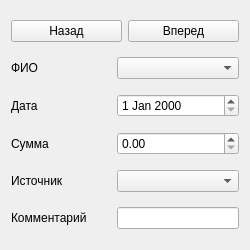
zhdv06/FamilyBudget, file debitwidget.ui: the form before one commit.
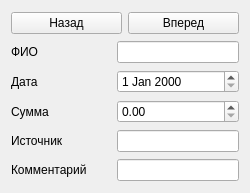
The form after the commit.

What changed in the file:
```diff
--- a/debitwidget.ui
+++ b/debitwidget.ui
@@ -7,7 +7,7 @@
     <x>0</x>
     <y>0</y>
     <width>250</width>
-    <height>250</height>
+    <height>193</height>
    </rect>
   </property>
   <property name="windowTitle">
@@ -46,7 +46,7 @@
     </widget>
    </item>
    <item row="1" column="1">
-    <widget class="QComboBox" name="fullNameBox"/>
+    <widget class="QLineEdit" name="fullNameEdit"/>
    </item>
    <item row="2" column="0">
     <widget class="QLabel" name="label_2">
@@ -98,7 +98,7 @@
     </widget>
    </item>
    <item row="4" column="1">
-    <widget class="QComboBox" name="revenueSourceBox"/>
+    <widget class="QLineEdit" name="revenueSourceEdit"/>
    </item>
    <item row="5" column="0">
     <widget class="QLabel" name="label_5">
```
